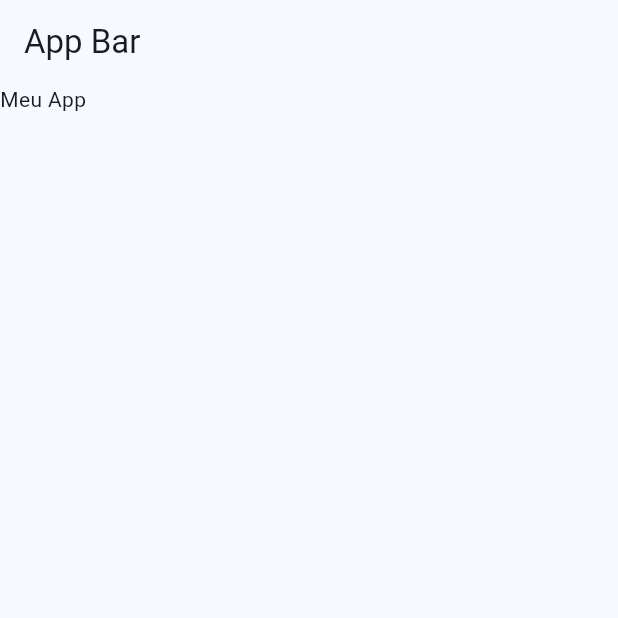
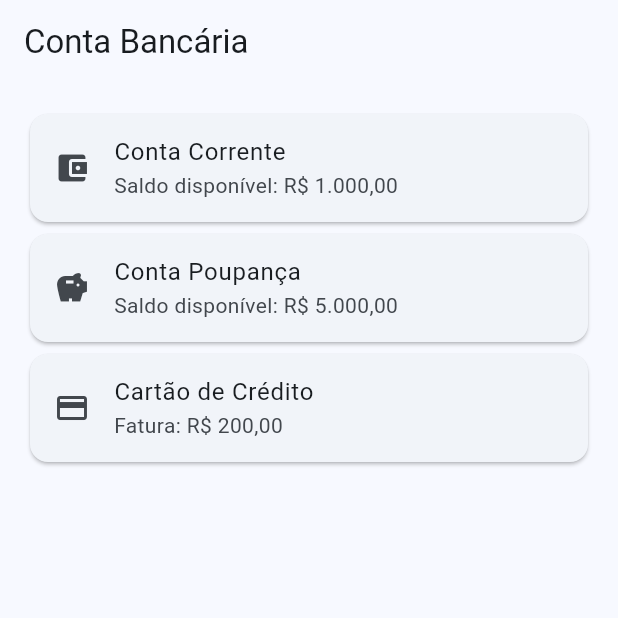
Before and after one commit to Hudson-Matias/Aula-Flutter, a Flutter app: the screen it shows after launch, on a phone screen of 412 x 824 dp, the top half of it. Run offline on Flutter 3.47's test engine with Material 3 defaults, Android fonts, the phone set to English and light mode, and no system bars.

```diff
--- a/lib/views/app_contabancaria.dart
+++ b/lib/views/app_contabancaria.dart
@@ -2,18 +2,16 @@ import 'package:appcontabancaria/views/home.dart';
 import 'package:flutter/material.dart';
 
 class AppContaBancaria extends StatelessWidget{
-
   const AppContaBancaria({super.key});
 
   @override
   Widget build(BuildContext context) {
     return MaterialApp(
       theme: ThemeData(
-        useMaterial3: true,
-        colorScheme: ColorScheme.fromSeed(seedColor: Colors.lightBlue.shade600,)
+          useMaterial3: true,
+          colorScheme: ColorScheme.fromSeed(seedColor: Colors.lightBlue.shade600,)
       ),
       home: const Home(),
     );
   }
-
 }
--- a/lib/views/home.dart
+++ b/lib/views/home.dart
@@ -1,14 +1,40 @@
 import 'package:flutter/material.dart';
 
-class Home extends StatelessWidget{
+class Home extends StatelessWidget {
   const Home({super.key});
 
   @override
   Widget build(BuildContext context) {
     return Scaffold(
-      appBar: AppBar(title: Text("App Bar"),),
-      body: const Text("Meu App"),
+      appBar: AppBar(
+        title: const Text('Conta Bancária'),
+      ),
+      body: ListView(
+        padding: const EdgeInsets.all(16.0),
+        children: const <Widget>[
+          Card(
+            child: ListTile(
+              leading: Icon(Icons.account_balance_wallet),
+              title: Text('Conta Corrente'),
+              subtitle: Text('Saldo disponível: R\$ 1.000,00'),
+            ),
+          ),
+          Card(
+            child: ListTile(
+              leading: Icon(Icons.savings),
+              title: Text('Conta Poupança'),
+              subtitle: Text('Saldo disponível: R\$ 5.000,00'),
+            ),
+          ),
+          Card(
+            child: ListTile(
+              leading: Icon(Icons.credit_card),
+              title: Text('Cartão de Crédito'),
+              subtitle: Text('Fatura: R\$ 200,00'),
+            ),
+          ),
+        ],
+      ),
     );
   }
-
 }
--- /dev/null
+++ b/lib/views/materialapp.dart
@@ -0,0 +1,11 @@
+import 'package:flutter/widgets.dart';
+
+class MyMaterialApp extends StatelessWidget {
+  const MyMaterialApp({super.key});
+
+  @override
+  Widget build(BuildContext context) {
+    // TODO: implement build
+    throw UnimplementedError();
+  }
+}
```
Also changed, not shown: lib/main.dart (line endings or trailing spaces).
